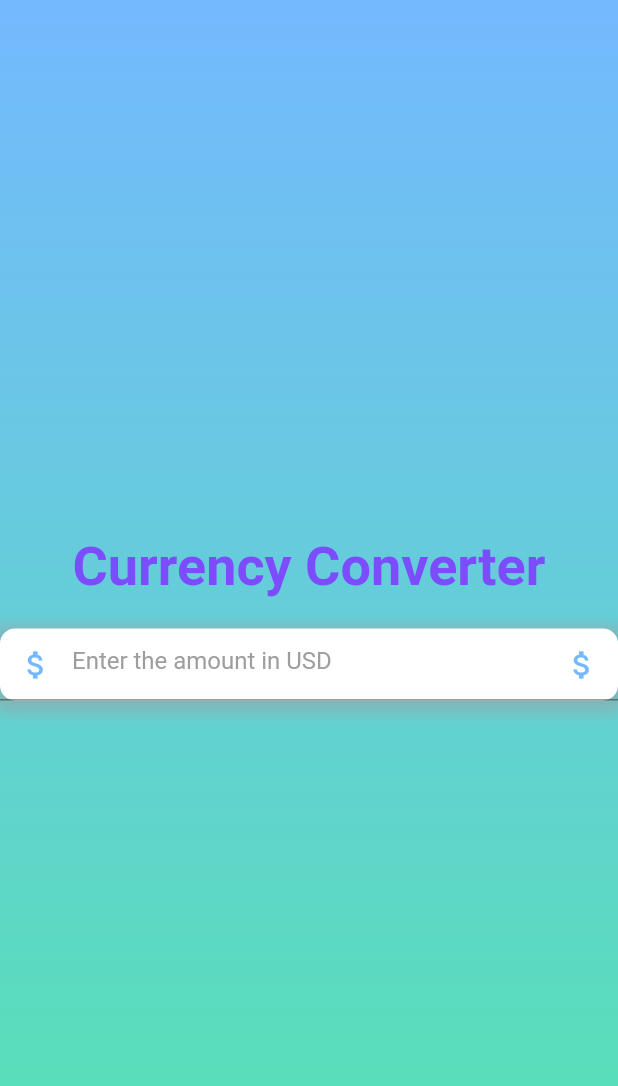
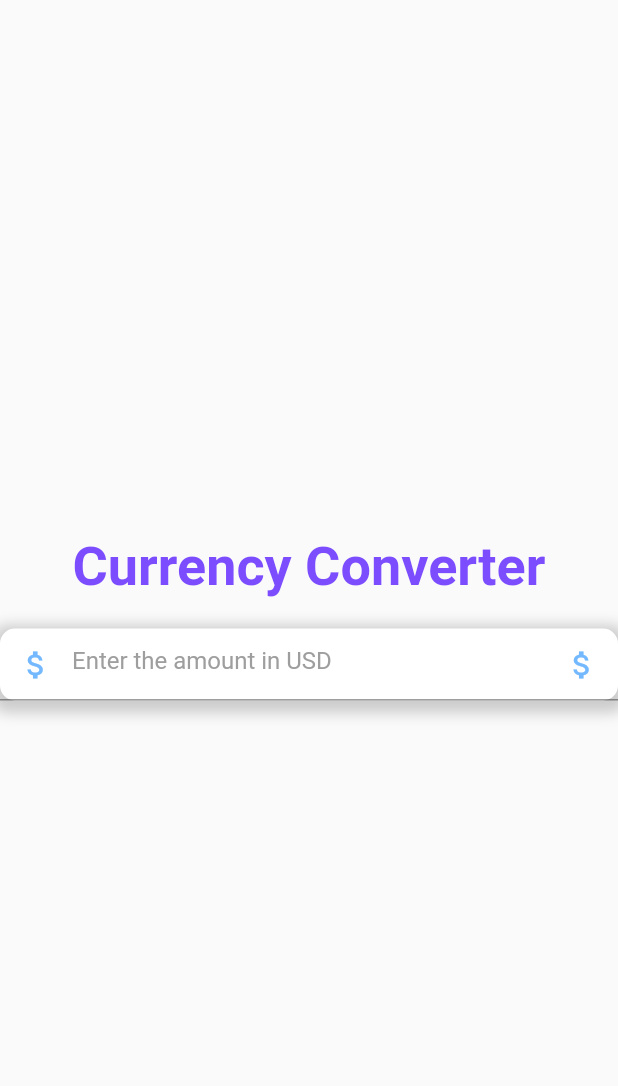
Before and after one commit to samrocks03/LearningFlutter, a Flutter app: the screen it shows after launch, on a phone screen of 412 x 824 dp. Shown: the top 1086 px of the screen. Run offline on Flutter 3.47's test engine with Material 2 defaults, Android fonts, the phone set to English and light mode, and no system bars.

Commit message:
Removed the Linear gradient from the Container

```diff
--- a/currency_converter/lib/currency_converter_material_page.dart
+++ b/currency_converter/lib/currency_converter_material_page.dart
@@ -6,15 +6,7 @@ class CurrencyConverterMaterialPage extends StatelessWidget {
   @override
   Widget build(BuildContext context) {
     return Scaffold(
-      body: Container(
-        decoration: const BoxDecoration(
-          gradient: LinearGradient(
-            begin: Alignment.topCenter,
-            end: Alignment.bottomCenter,
-            colors: [Color(0xFF74B9FF), Color(0xFF55E3B0)], // Gradient colors
-          ),
-        ),
-        child: Center(
+      body: Center(
         child: Column(
           mainAxisAlignment: MainAxisAlignment.center,
           children: [
@@ -64,7 +56,6 @@ class CurrencyConverterMaterialPage extends StatelessWidget {
           ],
         ),
       ),
-      ),
     );
   }
 }
--- a/currency_converter/lib/main.dart
+++ b/currency_converter/lib/main.dart
@@ -1,5 +1,4 @@
 import 'package:currency_converter/currency_converter_material_page.dart';
-import 'package:flutter/cupertino.dart';
 // ignore: unnecessary_import
 import 'package:flutter/material.dart';
 
```
Lines whose indentation alone changed are shown as unchanged.
